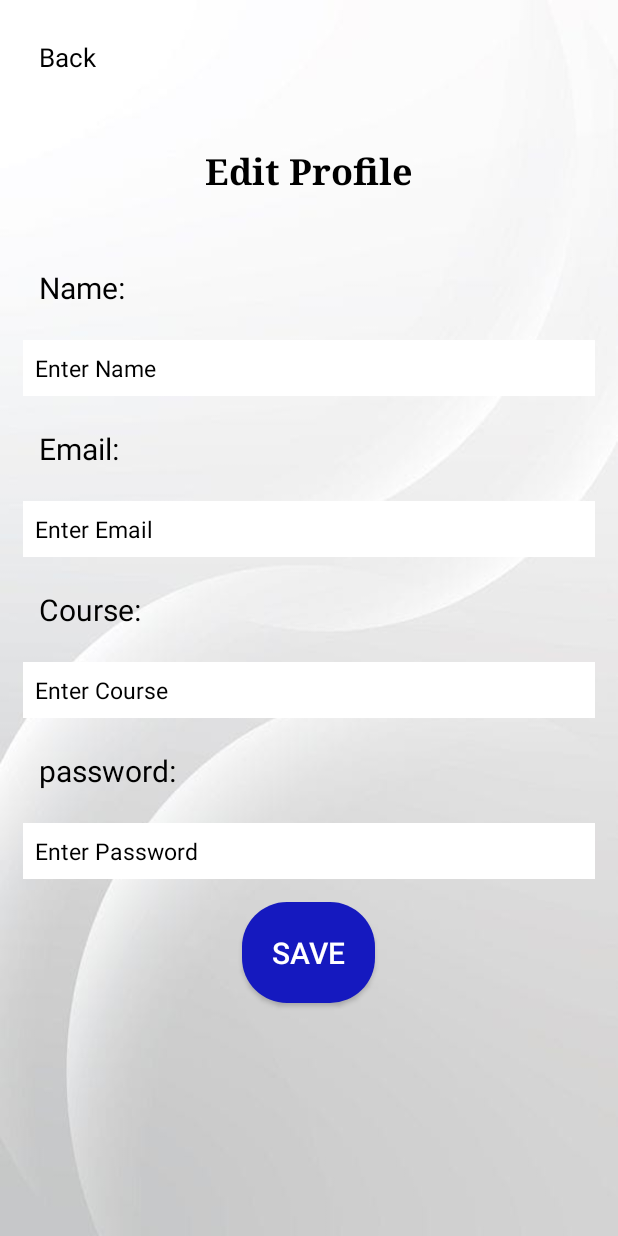
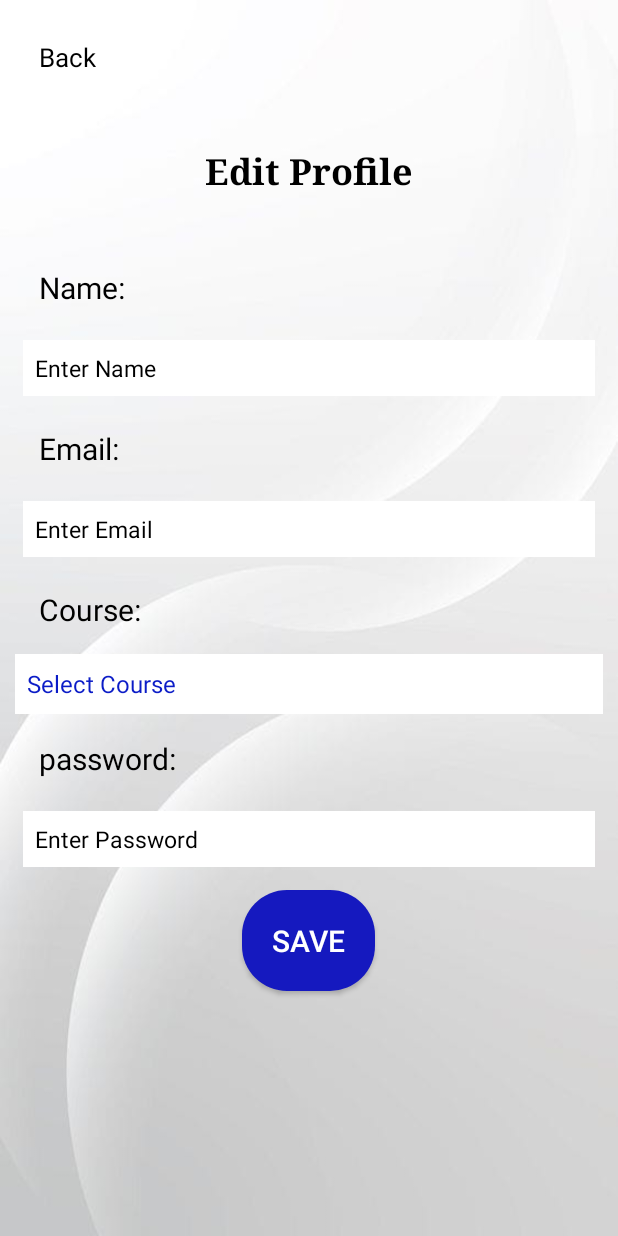
Before and after one commit to Nandani2005/cognitest, an Android app built with Jetpack Compose: the EditProfile screen opened directly, with no data from a screen before it, on a phone screen of 412 x 824 dp. Run offline under Robolectric (Android 15) with nearby library versions, the phone set to English and light mode, and no system bars.

Commit message:
new layout added

```diff
--- a/app/build.gradle.kts
+++ b/app/build.gradle.kts
@@ -62,4 +62,5 @@ dependencies {
     androidTestImplementation(libs.androidx.ui.test.junit4)
     debugImplementation(libs.androidx.ui.tooling)
     debugImplementation(libs.androidx.ui.test.manifest)
+    implementation(libs.androidx.activity)
    }
--- a/app/src/main/java/com/example/cognigent/EditProfile.kt
+++ b/app/src/main/java/com/example/cognigent/EditProfile.kt
@@ -2,10 +2,7 @@ package com.example.cognigent
 
 import android.content.Intent
 import android.os.Bundle
-import android.widget.Button
-import android.widget.EditText
-import android.widget.TextView
-import android.widget.Toast
+import android.widget.*
 import androidx.appcompat.app.AppCompatActivity
 import com.example.DBHelper
 
@@ -13,6 +10,8 @@ class EditProfile : AppCompatActivity() {
 
     private lateinit var dbHelper: DBHelper
     private lateinit var oldEmail: String
+    private lateinit var subjectSpinner: Spinner
+    private lateinit var subjectList: List<String>
 
     override fun onCreate(savedInstanceState: Bundle?) {
         super.onCreate(savedInstanceState)
@@ -23,10 +22,31 @@ class EditProfile : AppCompatActivity() {
 
         val nameEdit = findViewById<EditText>(R.id.editName)
         val emailEdit = findViewById<EditText>(R.id.editEmail)
-        val courseEdit = findViewById<EditText>(R.id.editCourse)
         val passwordEdit = findViewById<EditText>(R.id.editText4)
         val saveBtn = findViewById<Button>(R.id.savebtn)
         val backIc = findViewById<TextView>(R.id.backIc)
+
+        // Set up static subject spinner
+        subjectSpinner = findViewById(R.id.courseSpinner)
+        subjectList = listOf(
+            "Select Course", "BCA", "MCA", "BBA", "MBA"
+        )
+        val adapter = ArrayAdapter(this, R.layout.spinner_selected_item, subjectList)
+        adapter.setDropDownViewResource(R.layout.spinner_item)
+        subjectSpinner.adapter = adapter
+
+        // Get current user info
+        val user = dbHelper.getUserNameAndCourse(oldEmail)
+        val currentName = user?.first ?: ""
+        val currentSubject = user?.second ?: ""
+
+        nameEdit.setText(currentName)
+        emailEdit.setText(oldEmail)
+        passwordEdit.setText(dbHelper.getPassword(oldEmail) ?: "")
+
+        // Pre-select spinner item to match current subject
+        val subjectIndex = subjectList.indexOf(currentSubject)
+        if (subjectIndex != -1) subjectSpinner.setSelection(subjectIndex)
 
         backIc.setOnClickListener {
             val intent = Intent(this, profile::class.java)
@@ -35,47 +55,36 @@ class EditProfile : AppCompatActivity() {
             finish()
         }
 
-        // Load existing user info
-        val user = dbHelper.getUserNameAndCourse(oldEmail)
-        nameEdit.setText(user?.first ?: "")
-        courseEdit.setText(user?.second ?: "")
-        emailEdit.setText(oldEmail)
-        passwordEdit.setText(dbHelper.getPassword(oldEmail) ?: "")
-
-        // Optionally prefill password if you store it (not recommended for security)
-        // passwordEdit.setText(...) — only if you have access to plain password, usually you don't.
-
         saveBtn.setOnClickListener {
             val newName = nameEdit.text.toString().trim()
             val newEmail = emailEdit.text.toString().trim()
-            val newCourse = courseEdit.text.toString().trim()
+            val newSubject = subjectSpinner.selectedItem.toString()
             val newPassword = passwordEdit.text.toString().trim()
 
-            if (newName.isBlank() || newEmail.isBlank() || newCourse.isBlank() || newPassword.isBlank()) {
+            if (newName.isBlank() || newEmail.isBlank() || newSubject == "Select Subject" || newPassword.isBlank()) {
                 Toast.makeText(this, "All fields must be filled", Toast.LENGTH_SHORT).show()
                 return@setOnClickListener
             }
 
-            // Prevent duplicate email
             if (oldEmail != newEmail && dbHelper.isEmailRegistered(newEmail)) {
                 Toast.makeText(this, "This email is already in use", Toast.LENGTH_SHORT).show()
                 return@setOnClickListener
             }
 
             val updated = dbHelper.updateUserProfileWithEmailChange(
-                oldEmail, newEmail, newName, newCourse, newPassword
+                oldEmail, newEmail, newName, newSubject, newPassword
             )
 
             if (updated) {
                 Toast.makeText(this, "Profile updated successfully", Toast.LENGTH_SHORT).show()
                 val intent = Intent(this, profile::class.java)
                 intent.putExtra("email", newEmail)
+                intent.putExtra("newSubject" , newSubject)
                 startActivity(intent)
                 finish()
             } else {
                 Toast.makeText(this, "Update failed", Toast.LENGTH_SHORT).show()
             }
         }
-
     }
 }
--- a/app/src/main/java/com/example/cognigent/homepage.kt
+++ b/app/src/main/java/com/example/cognigent/homepage.kt
@@ -29,6 +29,7 @@ class homepage : AppCompatActivity() {
 
         // ✅ Get email from intent
         val email = intent.getStringExtra("email") ?: ""
+        val selectedCourse = intent.getStringExtra("selectedCourse") ?: ""
         // ✅ Get user details from DB
         val user = dbHelper.getUserNameAndCourse(email)
         val name = user?.first ?: "User"
@@ -41,6 +42,7 @@ class homepage : AppCompatActivity() {
         findViewById<ImageView>(R.id.nav_progress).setOnClickListener {
             val intent1=Intent(this, progress::class.java)
             intent1.putExtra("email", email)
+            intent1.putExtra("selectedCourse" , selectedCourse)
             startActivity(intent1)
         }
 
--- a/app/src/main/res/drawable/wlcmbg.xml
+++ /dev/null
@@ -1,6 +0,0 @@
-<?xml version="1.0" encoding="utf-8"?>
-<shape xmlns:android="http://schemas.android.com/apk/res/android">
-  <corners android:bottomLeftRadius="30dp" android:bottomRightRadius="30dp"/>
-    <solid android:color="#129499"/>
-  <stroke android:color="@color/black" android:width="4dp"/>
-</shape>
--- a/app/src/main/res/layout/activity_homepage.xml
+++ b/app/src/main/res/layout/activity_homepage.xml
@@ -39,7 +39,7 @@
         android:gravity="center"
         android:textColor="#000"
         android:textFontWeight="800"
-        android:fontFamily="cursive"
+        android:fontFamily="serif-monospace"
         android:textSize="26dp"
         android:padding="10dp"
         />
@@ -48,7 +48,7 @@
         android:id="@+id/username"
         android:layout_width="wrap_content"
         android:layout_height="wrap_content"
-        android:fontFamily="cursive"
+        android:fontFamily="serif-monospace"
         android:padding="15dp"
         android:text="name"
         android:textAllCaps="true"
@@ -66,7 +66,7 @@
             android:layout_width="0dp"
             android:layout_height="wrap_content"
             android:layout_weight="1"
-            android:text="Subject Categorly"
+            android:text="Subject Category"
             android:textColor="#000"
             android:textSize="20sp"
             android:fontFamily="serif"
--- a/app/src/main/res/layout/edit_profile.xml
+++ b/app/src/main/res/layout/edit_profile.xml
@@ -76,17 +76,12 @@
         android:textColor="#000"
         android:padding="16dp" />
 
-    <EditText
+    <Spinner
+        android:id="@+id/courseSpinner"
         android:layout_width="match_parent"
-        android:background="#fff"
-        android:hint="Enter Course"
-        android:layout_margin="5dp"
-        android:layout_height="wrap_content"
-        android:id="@+id/editCourse"
-        android:textSize="15dp"
-        android:textColorHint="#000"
-        android:textColor="#000"
-        android:padding="8dp" />
+        android:layout_height="40dp"
+        android:background="@drawable/spinner_drawable"
+        android:spinnerMode="dropdown" />
     <TextView
         android:id="@+id/textView5"
         android:layout_width="wrap_content"
```
Also changed, not shown: app/src/main/java/com/example/cognigent/AddQuestionActivity.kt (+13 -0 lines), app/src/main/java/com/example/cognigent/DatabaseHelper.kt (+40 -0 lines), app/src/main/java/com/example/cognigent/QAPage.kt (+6 -1 lines), app/src/main/java/com/example/cognigent/coursePage.kt (+11 -8 lines), app/src/main/java/com/example/cognigent/profile.kt (+39 -4 lines), app/src/main/java/com/example/cognigent/progress.kt (+39 -9 lines), app/src/main/res/drawable/card_bg.xml (added, +7 -0 lines), app/src/main/res/drawable/textbox_background.xml (added, +10 -0 lines), app/src/main/res/layout/insert_que.xml (+9 -0 lines), app/src/main/res/layout/logout_popup.xml (added, +45 -0 lines), app/src/main/res/values/styles.xml (added, +41 -0 lines), app/src/main/res/drawable/bg2.jpg (deleted), app/src/main/res/drawable/img.png (deleted).
